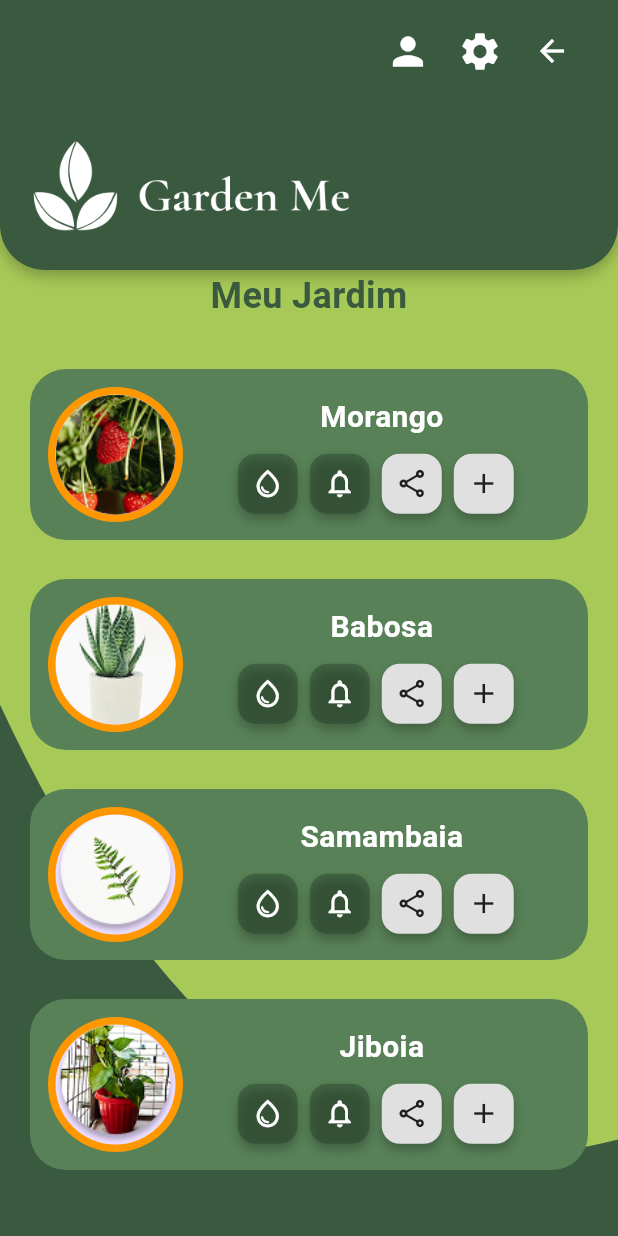
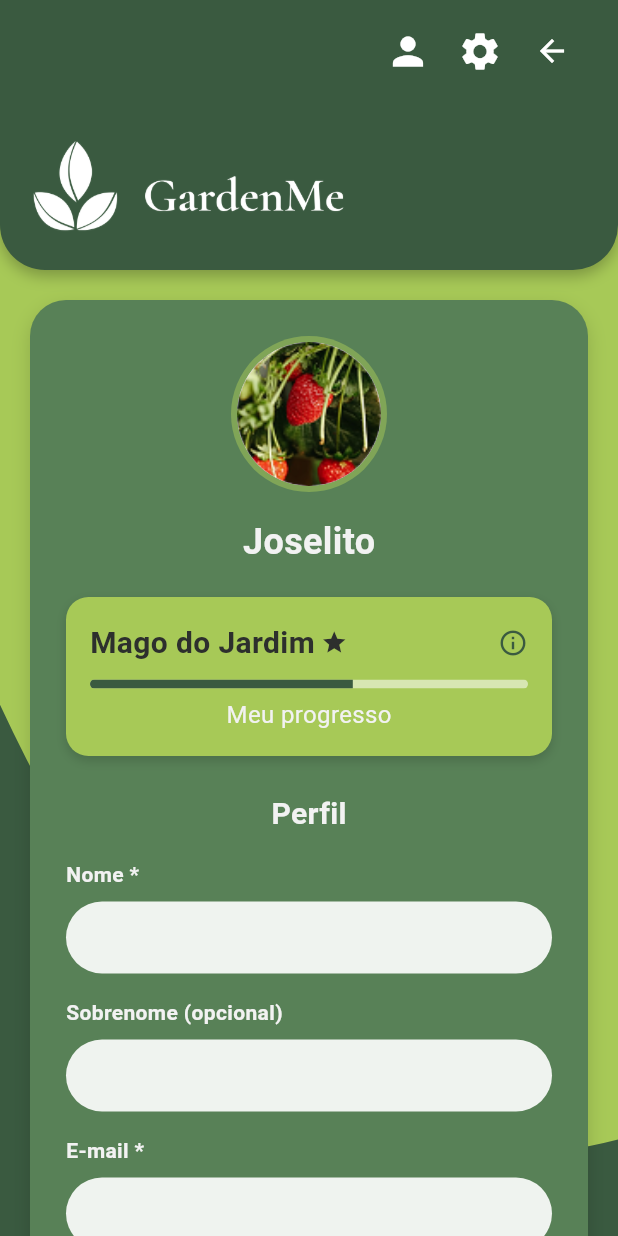
Before and after one commit to gabrielsilvaa12/GardenMeMobile, a Flutter app: the curvedBackground screen opened directly, after a tap on the "person" icon, on a phone screen of 412 x 824 dp. Run offline on Flutter 3.47's test engine with Material 3 defaults, Android fonts, the light colour scheme and no system bars.

Commit message:
criação do componente e da page minha conta

```diff
--- a/lib/components/header.dart
+++ b/lib/components/header.dart
@@ -1,5 +1,6 @@
 import 'package:flutter/material.dart';
 import 'package:gardenme/pages/login.dart';
+import 'package:gardenme/pages/profile_page.dart';
 
 class Header extends StatelessWidget {
   const Header({super.key});
@@ -31,7 +32,12 @@ class Header extends StatelessWidget {
                 children: [
                   IconButton(
                     icon: const Icon(Icons.person, color: Colors.white),
-                    onPressed: () {},
+                    onPressed: () {
+                      Navigator.pushReplacement(
+                        context,
+                        MaterialPageRoute(builder: (context) => ProfilePage()),
+                      );
+                    },
                     iconSize: 30,
                   ),
                   IconButton(
--- /dev/null
+++ b/lib/components/profile_card.dart
@@ -0,0 +1,210 @@
+import 'package:flutter/material.dart';
+
+class ProfileCard extends StatefulWidget {
+  const ProfileCard({super.key});
+
+  @override
+  State<ProfileCard> createState() => _ProfileCardState();
+}
+
+class _ProfileCardState extends State<ProfileCard> {
+  final _nome = TextEditingController();
+  final _sobrenome = TextEditingController();
+  final _email = TextEditingController();
+  final _telefone = TextEditingController();
+
+  void dispose() {
+    _nome.dispose();
+    _sobrenome.dispose();
+    _email.dispose();
+    _telefone.dispose();
+    super.dispose();
+  }
+
+  Widget _campo(
+    String label,
+    TextEditingController controller, {
+    bool opcional = false,
+  }) {
+    return Column(
+      crossAxisAlignment: CrossAxisAlignment.start,
+      children: [
+        Text(
+          opcional ? '$label (opcional)' : '$label *',
+          style: TextStyle(
+            color: Color(0xFFf2f2f2),
+            fontWeight: FontWeight.w600,
+          ),
+        ),
+        SizedBox(height: 8),
+        TextField(
+          controller: controller,
+          decoration: InputDecoration(
+            filled: true,
+            fillColor: Colors.white.withOpacity(0.9),
+            border: OutlineInputBorder(
+              borderRadius: BorderRadius.circular(25),
+              borderSide: BorderSide.none,
+            ),
+            contentPadding: EdgeInsets.symmetric(horizontal: 20, vertical: 12),
+          ),
+        ),
+        SizedBox(height: 16),
+      ],
+    );
+  }
+
+  void _salvar() {
+    if (_nome.text.isEmpty || _email.text.isEmpty) {
+      ScaffoldMessenger.of(context).showSnackBar(
+        SnackBar(
+          content: Text('Por favor, preencha os campos obrigatórios.'),
+          backgroundColor: Colors.redAccent,
+        ),
+      );
+      return;
+    }
+    ScaffoldMessenger.of(context).showSnackBar(
+      SnackBar(
+        content: Text('Perfil salvo com sucesso!'),
+        backgroundColor: Color(0xff6a994e),
+      ),
+    );
+
+    Navigator.pop(context);
+  }
+
+  @override
+  Widget build(BuildContext context) {
+    return Container(
+      padding: EdgeInsets.all(24),
+      decoration: BoxDecoration(
+        color: Color(0xff588157),
+        borderRadius: BorderRadius.circular(24),
+        boxShadow: [
+          BoxShadow(
+            color: Colors.black.withOpacity(0.15),
+            blurRadius: 10,
+            offset: Offset(0, 5),
+          ),
+        ],
+      ),
+      child: Column(
+        children: [
+          CircleAvatar(
+            radius: 52,
+            backgroundColor: Color(0xFFa7c957).withOpacity(0.5),
+            child: CircleAvatar(
+              radius: 48,
+              backgroundImage: AssetImage('assets/images/moranguito.png'),
+            ),
+          ),
+          SizedBox(height: 16),
+          Text(
+            'Joselito',
+            style: TextStyle(
+              fontSize: 24,
+              fontWeight: FontWeight.bold,
+              color: Color(0xFFf2f2f2),
+            ),
+          ),
+          SizedBox(height: 20),
+
+          Container(
+            padding: const EdgeInsets.all(16),
+            decoration: BoxDecoration(
+              color: const Color(0xFFa7c957),
+              borderRadius: BorderRadius.circular(15),
+              boxShadow: [
+                BoxShadow(
+                  color: Colors.black.withOpacity(0.15),
+                  blurRadius: 5,
+                  offset: const Offset(0, 3),
+                ),
+              ],
+            ),
+            child: Column(
+              children: [
+                Row(
+                  mainAxisAlignment: MainAxisAlignment.spaceBetween,
+                  children: const [
+                    Row(
+                      children: [
+                        Text(
+                          'Mago do Jardim',
+                          style: TextStyle(
+                            fontWeight: FontWeight.bold,
+                            color: Color(0xff2d2f2d),
+                            fontSize: 20,
+                          ),
+                        ),
+                        SizedBox(width: 4),
+                        Icon(Icons.star, color: Color(0xff2d2f2d), size: 18),
+                      ],
+                    ),
+                    Icon(
+                      Icons.info_outline,
+                      color: Color(0xFF3A5A40),
+                      size: 20,
+                    ),
+                  ],
+                ),
+                const SizedBox(height: 10),
+                ClipRRect(
+                  borderRadius: BorderRadius.circular(3),
+                  child: const LinearProgressIndicator(
+                    value: 0.6,
+                    backgroundColor: Colors.white54,
+                    valueColor: AlwaysStoppedAnimation(Color(0xFF3A5A40)),
+                    minHeight: 6,
+                  ),
+                ),
+                const SizedBox(height: 6),
+                const Text(
+                  'Meu progresso',
+                  style: TextStyle(color: Color(0xfff2f2f2), fontSize: 16),
+                ),
+              ],
+            ),
+          ),
+          SizedBox(height: 24),
+
+          const Align(
+            alignment: Alignment.center,
+            child: Text(
+              'Perfil',
+              style: TextStyle(
+                fontSize: 20,
+                fontWeight: FontWeight.bold,
+                color: Color(0xfff2f2f2),
+              ),
+            ),
+          ),
+          SizedBox(height: 16),
+          _campo('Nome', _nome),
+          _campo('Sobrenome', _sobrenome, opcional: true),
+          _campo('E-mail', _email),
+          _campo('Telefone', _telefone, opcional: true),
+
+          SizedBox(height: 16),
+
+          ElevatedButton(
+            onPressed: _salvar,
+            style: ElevatedButton.styleFrom(
+              backgroundColor: const Color(0xFFA7C957),
+              foregroundColor: const Color(0xFF3A5A40),
+              padding: const EdgeInsets.symmetric(horizontal: 60, vertical: 15),
+              shape: RoundedRectangleBorder(
+                borderRadius: BorderRadius.circular(30),
+              ),
+            ),
+            child: const Text(
+              'Salvar',
+              style: TextStyle(fontSize: 16, fontWeight: FontWeight.bold),
+            ),
+          ),
+        ],
+      ),
+    );
+  }
+}
--- /dev/null
+++ b/lib/pages/profile_page.dart
@@ -0,0 +1,17 @@
+import 'package:flutter/material.dart';
+import 'package:gardenme/components/curved_background.dart';
+import 'package:gardenme/components/profile_card.dart';
+
+class ProfilePage extends StatelessWidget {
+  const ProfilePage({super.key});
+
+  @override
+  Widget build(BuildContext context) {
+    return curvedBackground(
+      child: SingleChildScrollView(
+        padding: const EdgeInsets.fromLTRB(20, 20, 20, 40),
+        child: const ProfileCard(),
+      ),
+    );
+  }
+}
```
Also changed, not shown: assets/images/logoGarden.png.
